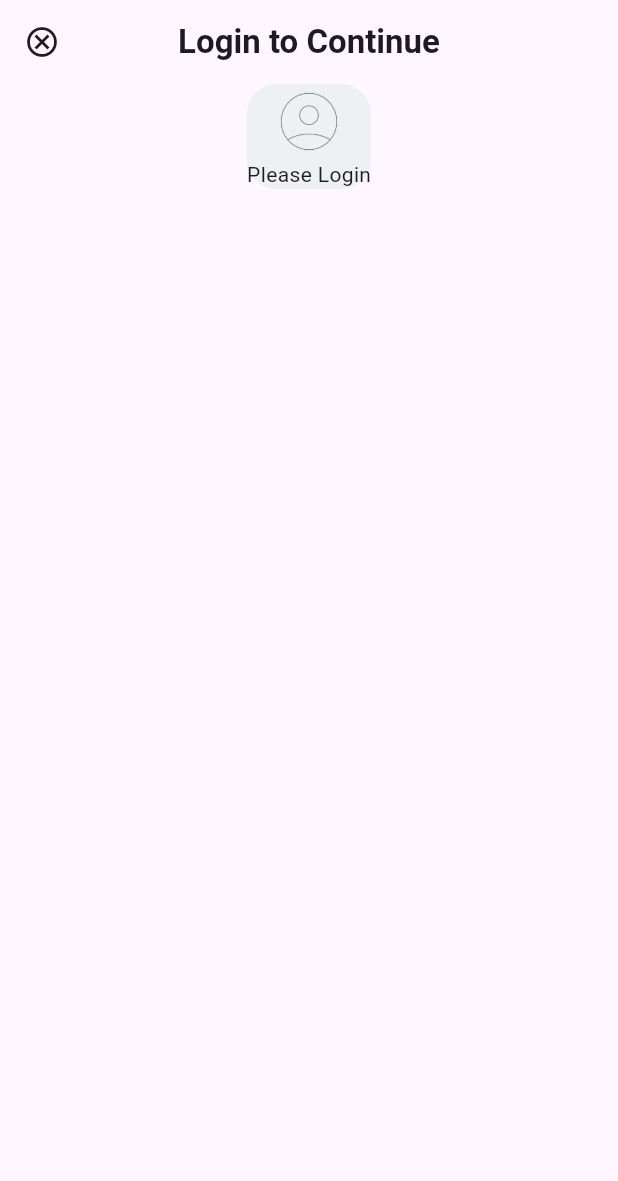
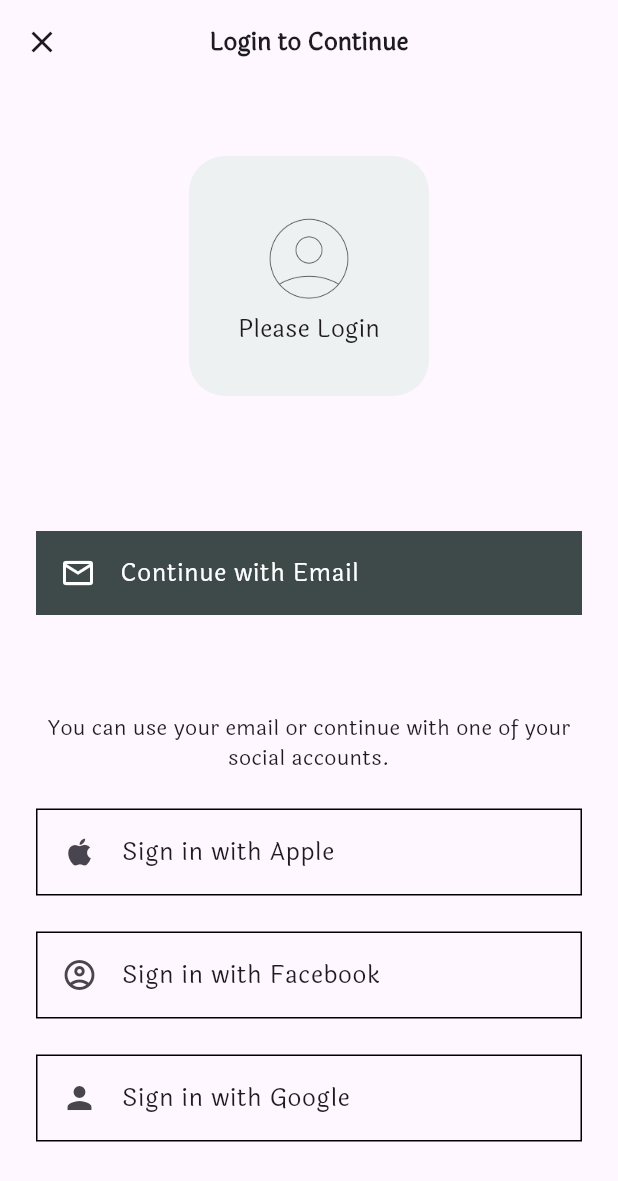
Before and after one commit to Taassneem/flutterTraining, a Flutter app: the screen it shows after launch, on a phone screen of 412 x 824 dp. Shown: the top 1181 px of the screen. Run offline on Flutter 3.47's test engine with Material 3 defaults, Android fonts, the phone set to English and light mode, and no system bars.

Commit message:
finish Ma Book

```diff
--- /dev/null
+++ b/ma_book/lib/login_needed.dart
@@ -0,0 +1,122 @@
+import 'package:flutter/material.dart';
+import 'package:ma_book/sign_in_view.dart';
+import 'package:ma_book/sign_up_view.dart';
+
+class LoginNeeded extends StatelessWidget {
+  const LoginNeeded({super.key});
+
+  @override
+  Widget build(BuildContext context) {
+    return Scaffold(
+      appBar: AppBar(
+          leading: const Icon(Icons.close),
+          title: const Text(
+            'Login to Continue',
+            style: TextStyle(fontWeight: FontWeight.w700, fontSize: 16),
+          ),
+          centerTitle: true),
+      body: SingleChildScrollView(
+        child: Padding(
+          padding: const EdgeInsets.all(24),
+          child: Column(
+            crossAxisAlignment: CrossAxisAlignment.center,
+            children: [
+              const SizedBox(height: 24),
+              GestureDetector(
+                onTap: () {
+                  Navigator.push(
+                      context,
+                      MaterialPageRoute(
+                          builder: (context) => const SignInView()));
+                },
+                child: Container(
+                    width: 160,
+                    height: 160,
+                    decoration: BoxDecoration(
+                        borderRadius: BorderRadius.circular(24),
+                        color: const Color(0xffEEF1F1)),
+                    child: Column(
+                        mainAxisAlignment: MainAxisAlignment.center,
+                        children: [
+                          Image.asset(
+                            'assets/images/login.png',
+                            height: 70,
+                          ),
+                          const Text(
+                            'Please Login',
+                            style: TextStyle(
+                                fontWeight: FontWeight.w500, fontSize: 16),
+                          )
+                        ])),
+              ),
+              const SizedBox(height: 90),
+              GestureDetector(
+                onTap: () {
+                  Navigator.push(
+                      context,
+                      MaterialPageRoute(
+                          builder: (context) => const SignUpView()));
+                },
+                child: Container(
+                  color: const Color(0xff3E494A),
+                  child: const ListTile(
+                    leading: Icon(Icons.mail_outline, color: Colors.white),
+                    title: Text(
+                      'Continue with Email',
+                      style: TextStyle(
+                          color: Colors.white,
+                          fontWeight: FontWeight.w400,
+                          fontSize: 16),
+                    ),
+                  ),
+                ),
+              ),
+              const SizedBox(height: 65),
+              const Text(
+                'You can use your email or continue with one of your social accounts.',
+                textAlign: TextAlign.center,
+                style: TextStyle(fontWeight: FontWeight.w400, fontSize: 14),
+              ),
+              const SizedBox(height: 24),
+              Container(
+                decoration:
+                    BoxDecoration(border: Border.all(color: Colors.black)),
+                child: const ListTile(
+                  leading: Icon(Icons.apple),
+                  title: Text(
+                    'Sign in with Apple',
+                    style: TextStyle(fontWeight: FontWeight.w500, fontSize: 16),
+                  ),
+                ),
+              ),
+              const SizedBox(height: 24),
+              Container(
+                decoration:
+                    BoxDecoration(border: Border.all(color: Colors.black)),
+                child: const ListTile(
+                  leading: Icon(Icons.account_circle_outlined),
+                  title: Text(
+                    'Sign in with Facebook',
+                    style: TextStyle(fontWeight: FontWeight.w500, fontSize: 16),
+                  ),
+                ),
+              ),
+              const SizedBox(height: 24),
+              Container(
+                decoration:
+                    BoxDecoration(border: Border.all(color: Colors.black)),
+                child: const ListTile(
+                  leading: Icon(Icons.person),
+                  title: Text(
+                    'Sign in with Google',
+                    style: TextStyle(fontWeight: FontWeight.w500, fontSize: 16),
+                  ),
+                ),
+              ),
+            ],
+          ),
+        ),
+      ),
+    );
+  }
+}
--- a/ma_book/lib/main.dart
+++ b/ma_book/lib/main.dart
@@ -10,9 +10,10 @@ class MyApp extends StatelessWidget {
 
   @override
   Widget build(BuildContext context) {
-    return const MaterialApp(
+    return MaterialApp(
       debugShowCheckedModeBanner: false,
-      home: SplashView(),
+      theme: ThemeData(fontFamily: 'Laila'),
+      home: const SplashView(),
     );
   }
 }
--- a/ma_book/lib/splash_view.dart
+++ b/ma_book/lib/splash_view.dart
@@ -1,5 +1,5 @@
 import 'package:flutter/material.dart';
-import 'package:ma_book/sign_in_view.dart';
+import 'package:ma_book/login_needed.dart';
 
 class SplashView extends StatefulWidget {
   const SplashView({super.key});
@@ -16,7 +16,7 @@ class _SplashViewState extends State<SplashView> {
       const Duration(milliseconds: 500),
       () {
         Navigator.push(context,
-            MaterialPageRoute(builder: (context) => const SignInView()));
+            MaterialPageRoute(builder: (context) => const LoginNeeded()));
       },
     );
   }
```
Also changed, not shown: ma_book/lib/sign_in_view.dart (+44 -20 lines), ma_book/lib/sign_up_view.dart (added, +153 -0 lines), ma_book/pubspec.yaml (+4 -4 lines), ma_book/assets/fonts/Laila-Bold.ttf (added), ma_book/assets/fonts/Laila-Light.ttf (added), ma_book/assets/fonts/Laila-Medium.ttf (added), ma_book/assets/fonts/Laila-Regular.ttf (added), ma_book/assets/fonts/Laila-SemiBold.ttf (added).
